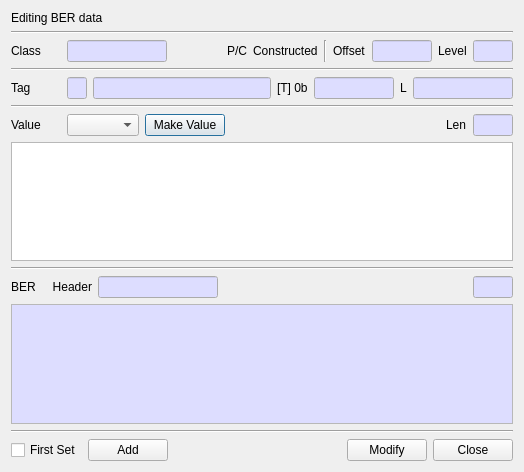
The window that BerEditor/edit_value_dlg.ui (jykim74/BerEditor) describes before a commit, drawn with Qt 5.
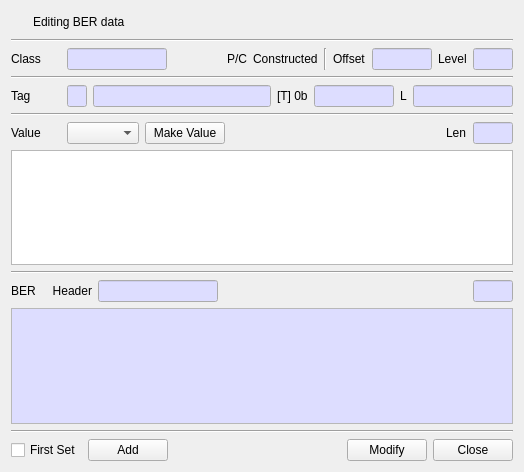
The same window after the commit. Icons and pictures are not drawn.

```diff
--- a/BerEditor/edit_value_dlg.ui
+++ b/BerEditor/edit_value_dlg.ui
@@ -15,11 +15,44 @@
   </property>
   <layout class="QVBoxLayout" name="verticalLayout">
    <item>
-    <widget class="QLabel" name="mHeadLabel">
-     <property name="text">
-      <string>Editing BER data</string>
+    <layout class="QGridLayout" name="gridLayout_3">
+     <property name="topMargin">
+      <number>0</number>
      </property>
-    </widget>
+     <item row="0" column="1">
+      <widget class="QLabel" name="mHeadLabel">
+       <property name="text">
+        <string>Editing BER data</string>
+       </property>
+      </widget>
+     </item>
+     <item row="0" column="0">
+      <widget class="QPushButton" name="pushButton">
+       <property name="minimumSize">
+        <size>
+         <width>16</width>
+         <height>0</height>
+        </size>
+       </property>
+       <property name="maximumSize">
+        <size>
+         <width>16</width>
+         <height>16777215</height>
+        </size>
+       </property>
+       <property name="text">
+        <string/>
+       </property>
+       <property name="icon">
+        <iconset resource="bereditor.qrc">
+         <normaloff>:/images/ber.png</normaloff>:/images/ber.png</iconset>
+       </property>
+       <property name="flat">
+        <bool>true</bool>
+       </property>
+      </widget>
+     </item>
+    </layout>
    </item>
    <item>
     <widget class="Line" name="line">
```
Left out of the diff: 4 changed lines with no effect on the pictures.
